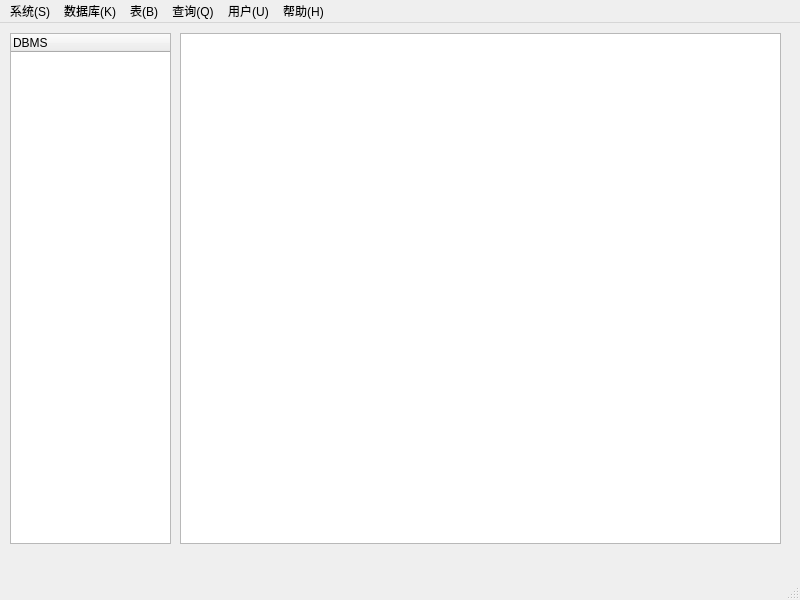
First picture: the form in mainwindow.ui, repository hanjiang1073/MyDBMS, before the edit.
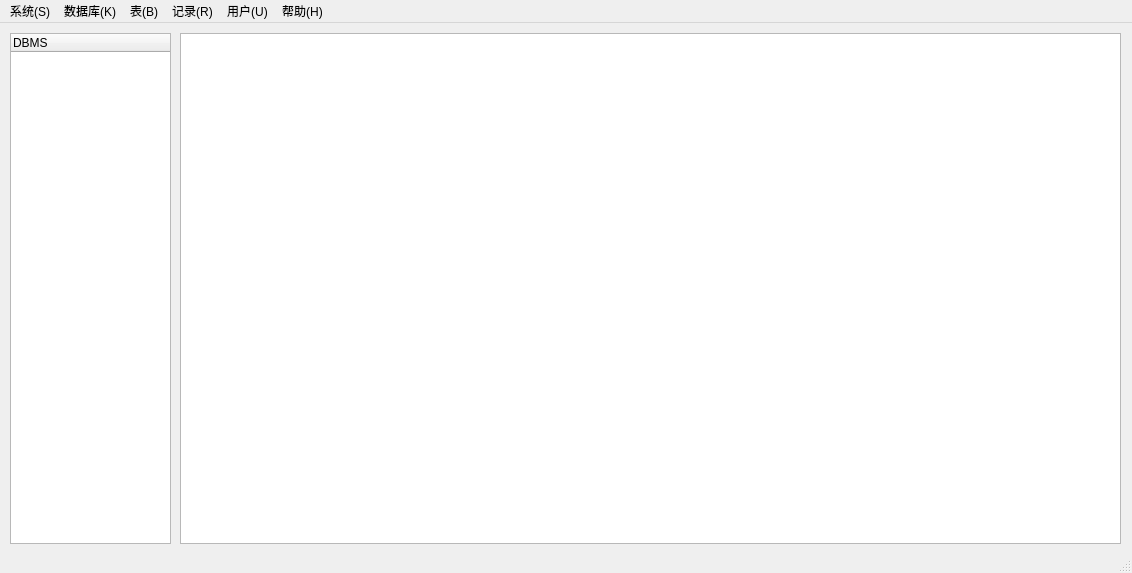
Second picture: the form after the edit.

Patch:
```diff
--- a/mainwindow.ui
+++ b/mainwindow.ui
@@ -6,8 +6,8 @@
    <rect>
     <x>0</x>
     <y>0</y>
-    <width>800</width>
-    <height>600</height>
+    <width>1132</width>
+    <height>573</height>
    </rect>
   </property>
   <property name="windowTitle">
@@ -34,7 +34,7 @@
      <rect>
       <x>180</x>
       <y>10</y>
-      <width>601</width>
+      <width>941</width>
       <height>511</height>
      </rect>
     </property>
@@ -45,7 +45,7 @@
     <rect>
      <x>0</x>
      <y>0</y>
-     <width>800</width>
+     <width>1132</width>
      <height>26</height>
     </rect>
    </property>
@@ -86,7 +86,7 @@
    </widget>
    <widget class="QMenu" name="menu_Q">
     <property name="title">
-     <string>查询(Q)</string>
+     <string>记录(R)</string>
     </property>
     <addaction name="actiontjc"/>
     <addaction name="actioncrj"/>
```
